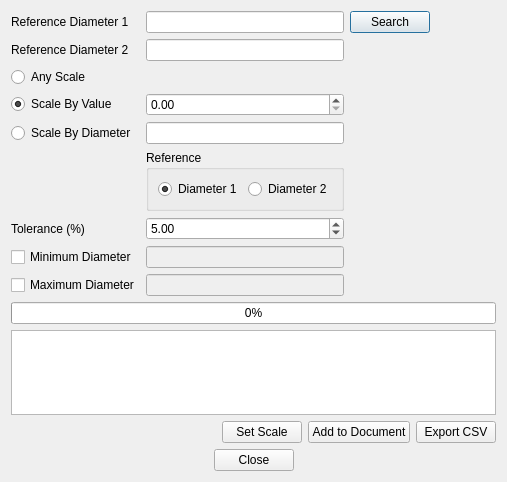
This is Resources/ui/DialogBodyScale.ui in davesrocketshop/Rocket as Qt 5 draws it before an edit. The edited form follows.
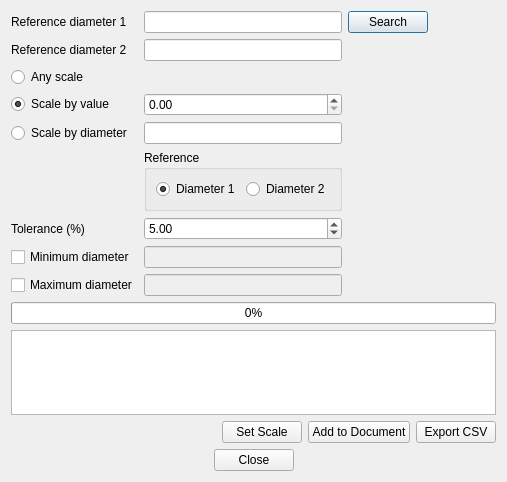
This is the edited form. Custom widgets are drawn as their Qt base class.

```diff
--- a/Resources/ui/DialogBodyScale.ui
+++ b/Resources/ui/DialogBodyScale.ui
@@ -31,7 +31,7 @@
    <item row="3" column="0">
     <widget class="QRadioButton" name="scaleValueRadio">
      <property name="text">
-      <string>Scale By Value</string>
+      <string>Scale by value</string>
      </property>
      <property name="checked">
       <bool>true</bool>
@@ -47,7 +47,7 @@
    <item row="7" column="0">
     <widget class="QCheckBox" name="minimumCheckbox">
      <property name="text">
-      <string>Minimum Diameter</string>
+      <string>Minimum diameter</string>
      </property>
     </widget>
    </item>
@@ -64,7 +64,7 @@
    <item row="1" column="0">
     <widget class="QLabel" name="reference2Label">
      <property name="text">
-      <string>Reference Diameter 2</string>
+      <string>Reference diameter 2</string>
      </property>
     </widget>
    </item>
@@ -201,14 +201,14 @@
    <item row="0" column="0">
     <widget class="QLabel" name="reference1Label">
      <property name="text">
-      <string>Reference Diameter 1</string>
+      <string>Reference diameter 1</string>
      </property>
     </widget>
    </item>
    <item row="8" column="0">
     <widget class="QCheckBox" name="maximumCheckbox">
      <property name="text">
-      <string>Maximum Diameter</string>
+      <string>Maximum diameter</string>
      </property>
     </widget>
    </item>
@@ -242,7 +242,7 @@
    <item row="4" column="0">
     <widget class="QRadioButton" name="scaleDiameterRadio">
      <property name="text">
-      <string>Scale By Diameter</string>
+      <string>Scale by diameter</string>
      </property>
      <attribute name="buttonGroup">
       <string notr="true">buttonGroup</string>
@@ -252,7 +252,7 @@
    <item row="2" column="0">
     <widget class="QRadioButton" name="scaleAnyRadio">
      <property name="text">
-      <string>Any Scale</string>
+      <string>Any scale</string>
      </property>
      <attribute name="buttonGroup">
       <string notr="true">buttonGroup</string>
```
